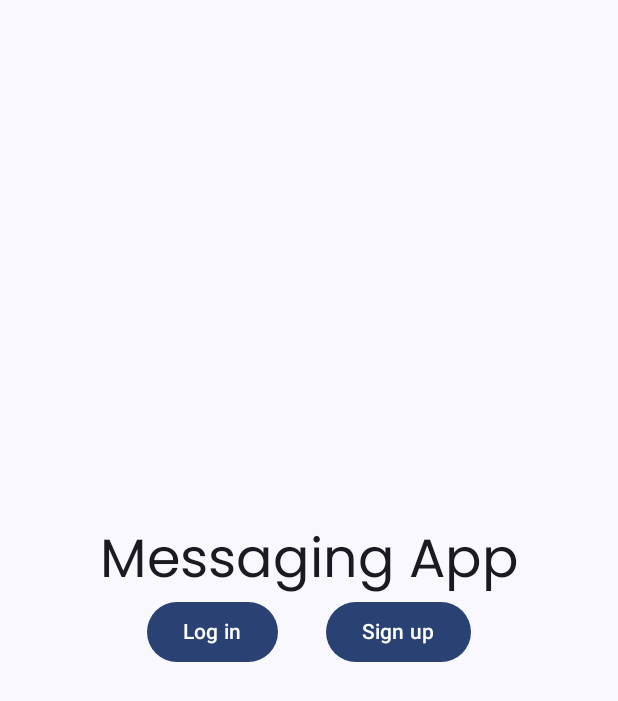
After one commit to Kirillbiliashov/MessagingApp, an Android app built with Jetpack Compose: the composable StartScreen shown on its own in the app's theme, on a phone screen of 412 x 824 dp. The commit adds this screen. Shown: the top 701 px of the screen. Run offline under Robolectric (Android 15) with nearby library versions, the phone set to English and light mode, and no system bars.

Commit message:
Preliminary setup was added

```diff
--- a/app/src/main/AndroidManifest.xml
+++ b/app/src/main/AndroidManifest.xml
@@ -3,6 +3,7 @@
     xmlns:tools="http://schemas.android.com/tools">
 
     <application
+        android:name=".MessagingApplication"
         android:allowBackup="true"
         android:dataExtractionRules="@xml/data_extraction_rules"
         android:fullBackupContent="@xml/backup_rules"
--- /dev/null
+++ b/app/src/main/java/com/example/messagingapp/ui/phonenumber/PhoneNumberScreen.kt
@@ -0,0 +1 @@
+package com.example.messagingapp.ui.phonenumber
--- /dev/null
+++ b/app/src/main/java/com/example/messagingapp/ui/start/StartScreen.kt
@@ -0,0 +1,46 @@
+package com.example.messagingapp.ui.start
+
+import androidx.compose.foundation.layout.Arrangement
+import androidx.compose.foundation.layout.Column
+import androidx.compose.foundation.layout.Row
+import androidx.compose.foundation.layout.Spacer
+import androidx.compose.foundation.layout.fillMaxSize
+import androidx.compose.foundation.layout.height
+import androidx.compose.foundation.layout.padding
+import androidx.compose.foundation.layout.width
+import androidx.compose.foundation.shape.RoundedCornerShape
+import androidx.compose.material3.Button
+import androidx.compose.material3.MaterialTheme
+import androidx.compose.material3.Text
+import androidx.compose.runtime.Composable
+import androidx.compose.ui.Alignment
+import androidx.compose.ui.Modifier
+import androidx.compose.ui.unit.dp
+
+@Composable
+fun StartScreen(modifier: Modifier = Modifier) {
+    Column(
+        modifier = modifier.fillMaxSize(),
+        horizontalAlignment = Alignment.CenterHorizontally,
+        verticalArrangement = Arrangement.Center
+    ) {
+        Text(
+            text = "Messaging App",
+            style = MaterialTheme.typography.displayLarge
+        )
+        Row(
+            verticalAlignment = Alignment.CenterVertically,
+            horizontalArrangement = Arrangement.SpaceBetween,
+            modifier = modifier.padding(bottom = 32.dp)
+        ) {
+            Button(onClick = { /*TODO*/ }) {
+                Text(text = "Log in")
+            }
+            Spacer(modifier = modifier.width(32.dp))
+            Button(onClick = { /*TODO*/ }) {
+                Text(text = "Sign up")
+            }
+        }
+
+    }
+}
--- a/app/src/main/java/com/example/messagingapp/ui/theme/Type.kt
+++ b/app/src/main/java/com/example/messagingapp/ui/theme/Type.kt
@@ -16,7 +16,7 @@ val Typography = Typography(
     displayLarge = TextStyle(
         fontFamily = Poppins,
         fontWeight = FontWeight.Normal,
-        fontSize = 48.sp
+        fontSize = 36.sp
     ),
     displayMedium = TextStyle(
         fontFamily = Poppins,
--- a/build.gradle
+++ b/build.gradle
@@ -3,4 +3,6 @@ plugins {
     id 'com.android.application' version '8.0.1' apply false
     id 'com.android.library' version '8.0.1' apply false
     id 'org.jetbrains.kotlin.android' version '1.7.20' apply false
+    id 'com.google.gms.google-services' version "4.3.15" apply false
+    id 'com.google.dagger.hilt.android' version "2.44" apply false
 }
```
Also changed, not shown: app/build.gradle (+12 -0 lines), app/src/main/java/com/example/messagingapp/MainActivity.kt (+5 -10 lines), app/src/main/java/com/example/messagingapp/MessagingApplication.kt (added, +7 -0 lines), app/src/main/java/com/example/messagingapp/data/AuthenticationService.kt (added, +8 -0 lines), app/src/main/java/com/example/messagingapp/di/AppModules.kt (added, +32 -0 lines), app/src/main/java/com/example/messagingapp/ui/phonenumber/PhoneNumberViewModel.kt (added, +15 -0 lines), 1 other file.
